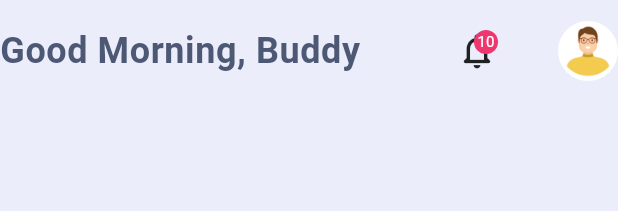
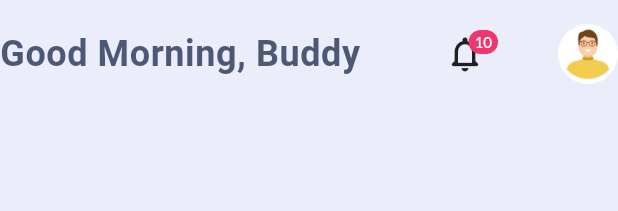
Before and after one commit to Workify-PS/Flutter-Frontend, a Flutter app: the DashTopBar widget shown alone on an empty page, opened directly, after a tap on "10", on a phone screen of 412 x 824 dp. Shown: the top 211 px of the screen. Run offline on Flutter 3.47's test engine with Material 2 defaults, Android fonts, the phone set to English and light mode, and no system bars; our stand-ins replace animated_text_kit, country_code_picker, dio, flutter_datetime_picker, flutter_neumorphic, flutter_svg and 4 more; missing offline and left inert: dart:html, date_time_format, fading_edge_scrollview; accounts and stored records are empty; network calls fail; project files that could hold a hidden picture were left out.

Commit message:
norif icon style change

```diff
--- a/lib/screens/DashBoard/components/dash_top_bar.dart
+++ b/lib/screens/DashBoard/components/dash_top_bar.dart
@@ -2,6 +2,7 @@ import 'package:flutter/material.dart';
 import 'package:get/get.dart';
 import 'package:workify/controllers/UserController.dart';
 import 'package:workify/screens/DashBoard/components/tasks_icon.dart';
+import 'package:workify/screens/HomePage/HomePageController.dart';
 import 'package:workify/utils/constants.dart';
 import 'package:workify/utils/responsive.dart';
 import 'package:workify/utils/theme.dart';
@@ -20,7 +21,7 @@ class DashTopBar extends StatelessWidget {
   @override
   Widget build(BuildContext context) {
     fname = user?.value.firstName ?? "Buddy";
-    double iconSize = 24;
+
     return Row(
       children: [
         // false
@@ -45,22 +46,27 @@ class DashTopBar extends StatelessWidget {
         InkWell(
           borderRadius: BorderRadius.circular(100),
           splashColor: Colors.transparent,
-          hoverColor:
-              MyTheme().isDark(context) ? Colors.white30 : Colors.transparent,
+          hoverColor: Colors.transparent,
           highlightColor: Colors.transparent,
           onTap: () {
-            //widget.parentScaffoldkey!.currentState!.openEndDrawer();
+            Get.find<HomePageController>()
+                .scaffoldKey
+                .currentState
+                ?.openEndDrawer();
           },
           child: Padding(
             padding: const EdgeInsets.symmetric(
-                vertical: kDefaultPadding, horizontal: kDefaultPadding *2),
-            child: TasksIconWidget(),
+                vertical: kDefaultPadding, horizontal: kDefaultPadding * 2),
+            child: TasksIconWidget(
+              counter: 10,
+            ),
           ),
         ),
         CircleAvatar(
           backgroundColor: Colors.transparent,
           //backgroundImage: AssetImage("assets/avatars/avatar${(fname.length)%15}.png"),
-          foregroundImage: AssetImage("assets/avatars/avatar${(fname.length)%15}.png"),
+          foregroundImage:
+              AssetImage("assets/avatars/avatar${(fname.length) % 15}.png"),
           foregroundColor: Colors.black12,
           //child: Text(fname[0]),
         ),
--- a/lib/screens/DashBoard/components/tasks_icon.dart
+++ b/lib/screens/DashBoard/components/tasks_icon.dart
@@ -1,38 +1,42 @@
 import 'package:flutter/cupertino.dart';
 import 'package:flutter/material.dart';
 import 'package:workify/utils/constants.dart';
+import 'package:workify/utils/theme.dart';
 
 class TasksIconWidget extends StatelessWidget {
-  const TasksIconWidget({Key? key}) : super(key: key);
+  final int counter;
+  const TasksIconWidget({Key? key, required this.counter}) : super(key: key);
 
   @override
   Widget build(BuildContext context) {
-    return InkWell(
-      onTap: () {},
-
-      child: Stack(
+    double horizontalPadding = counter < 10 ? 0 : 8;
+    return Stack(
       alignment: Alignment.center,
       children: [
-          Icon(
-            Icons.notifications_none_rounded,
+        Padding(
+          padding:  EdgeInsets.symmetric(horizontal: horizontalPadding, vertical: 2),
+          child: Icon(
+            MyTheme().isDark(context)
+                ? Icons.notifications
+                : Icons.notifications_none_rounded,
             size: 28,
+          ),
         ),
         Positioned(
             top: 0,
             right: 0,
-              child: CircleAvatar(
-                  backgroundColor: kBadgeColor,
-                  radius: 8,
-
-                  child: Padding(
-                    padding: const EdgeInsets.all(1.5),
+            child: Container(
+              padding: const EdgeInsets.symmetric(horizontal: 4, vertical: 2),
+              decoration: BoxDecoration(
+                  color: kBadgeColor,
+                  shape: BoxShape.rectangle,
+                  borderRadius: BorderRadius.circular(64)),
               child: Text(
-                      '10',
+                counter.toString(),
                 style: TextStyle(color: Colors.white, fontSize: 10),
               ),
-                  )))
+            ))
       ],
-      ),
     );
   }
 }
--- a/pubspec.yaml
+++ b/pubspec.yaml
@@ -47,6 +47,9 @@ dependencies:
   url_launcher: ^6.0.20
   country_code_picker: ^2.0.2
   flutter_datetime_picker:
+    git:
+      url: https://github.com/AlexHartford/flutter_datetime_picker.git
+      ref: master
 
 
 dev_dependencies:
```
Also changed, not shown: pubspec.lock. Lines whose indentation alone changed are shown as unchanged.
